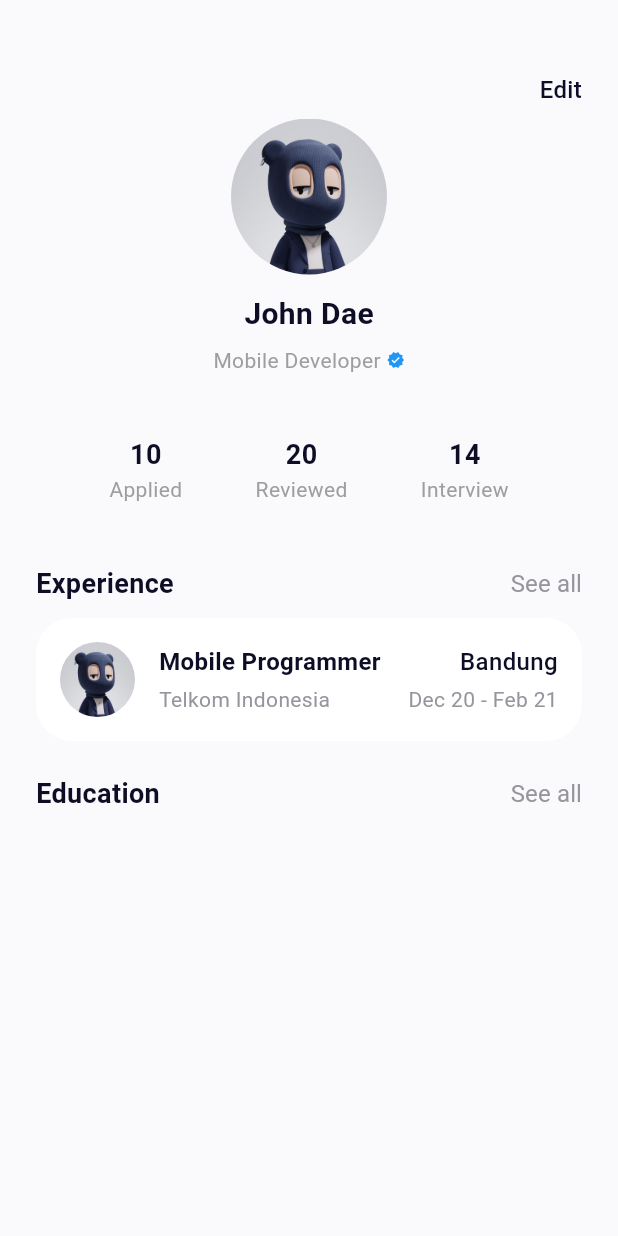
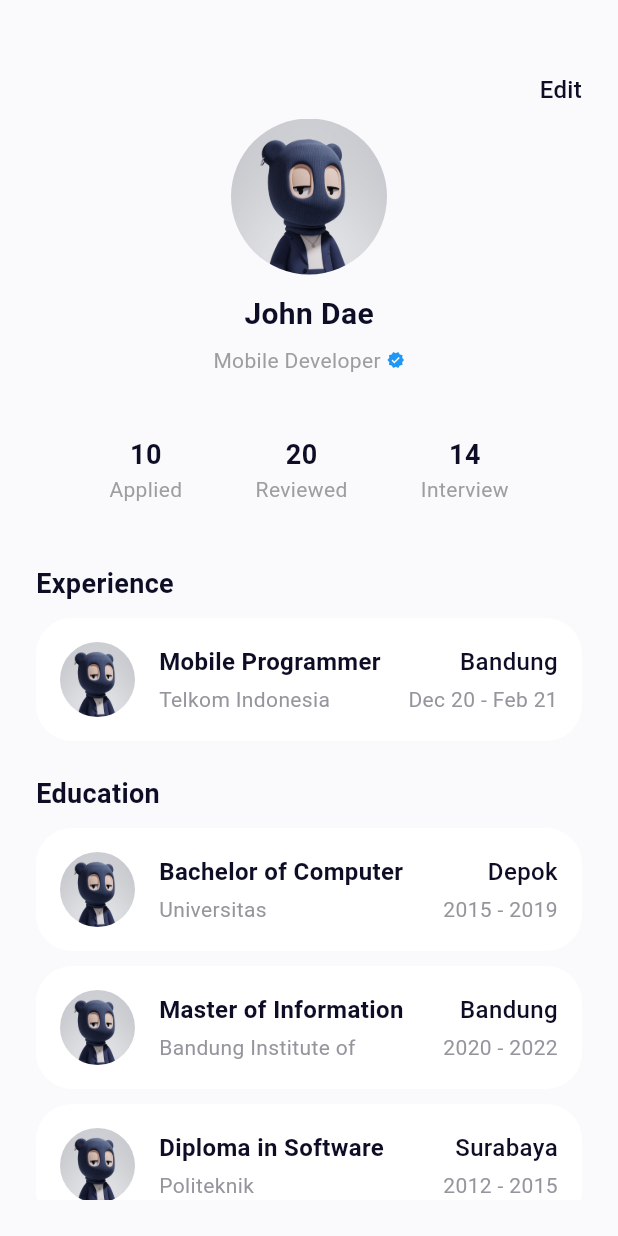
Before and after one commit to fauzihub13/employme, a Flutter app: the ProfilePage screen opened directly, on a phone screen of 412 x 824 dp. Run offline on Flutter 3.47's test engine with Material 3 defaults, Android fonts, the phone set to English and light mode, and no system bars; our stand-ins replace firebase_core, flutter_svg, smooth_page_indicator, timeline_tile; accounts and stored records are empty.

Commit message:
feat: ui job applied history, experience and educatoin

```diff
--- a/lib/presentation/profile/pages/profile_page.dart
+++ b/lib/presentation/profile/pages/profile_page.dart
@@ -1,5 +1,6 @@
 import 'package:employme/core/components/card_job.dart';
 import 'package:employme/core/components/title_section.dart';
+import 'package:employme/presentation/job/pages/job_applied_history_page.dart';
 import 'package:flutter/material.dart';
 
 class ProfilePage extends StatefulWidget {
@@ -10,11 +11,47 @@
 }
 
 class _ProfilePageState extends State<ProfilePage> {
+  List<Map<String, dynamic>> jobExperiences = [
+    {
+      'image': 'assets/images/avatar.jpg',
+      'experienceTitle': 'Mobile Programmer',
+      'experienceCompany': 'Telkom Indonesia',
+      'experienceLocation': 'Bandung Barat',
+      'experienceDate': 'Dec 20 - Feb 21',
+    },
+  ];
+
+  List<Map<String, dynamic>> educationList = [
+    {
+      'image': 'assets/images/avatar.jpg',
+      'experienceTitle': 'Bachelor of Computer Science',
+      'experienceCompany': 'Universitas Indonesia',
+      'experienceLocation': 'Depok',
+      'experienceDate': '2015 - 2019',
+    },
+    {
+      'image': 'assets/images/avatar.jpg',
+      'experienceTitle': 'Master of Information Technology',
+      'experienceCompany': 'Bandung Institute of Technology',
+      'experienceLocation': 'Bandung',
+      'experienceDate': '2020 - 2022',
+    },
+    {
+      'image': 'assets/images/avatar.jpg',
+      'experienceTitle': 'Diploma in Software Engineering',
+      'experienceCompany': 'Politeknik Elektronika Negeri Surabaya',
+      'experienceLocation': 'Surabaya',
+      'experienceDate': '2012 - 2015',
+    },
+  ];
+
   @override
   Widget build(BuildContext context) {
     return Scaffold(
-      body: Padding(
+      body: SafeArea(
+        child: Padding(
           padding: const EdgeInsets.symmetric(horizontal: 24, vertical: 24),
+          child: SingleChildScrollView(
             child: Column(
               crossAxisAlignment: CrossAxisAlignment.start,
               children: [
@@ -74,7 +111,14 @@
                         ],
                       ),
                       const SizedBox(height: 40),
-                  Row(
+                      GestureDetector(
+                        onTap: () {
+                          Navigator.push(context,
+                              MaterialPageRoute(builder: (context) {
+                            return JobAppliedHistoryPage();
+                          }));
+                        },
+                        child: Row(
                           mainAxisAlignment: MainAxisAlignment.spaceEvenly,
                           children: [
                             Column(
@@ -133,28 +177,58 @@
                             ),
                           ],
                         ),
+                      ),
                       const SizedBox(height: 40),
-                  Column(
-                    children: [
-                      TitleSection(title: 'Experience'),
+                      TitleSection(
+                        title: 'Experience',
+                        canPress: false,
+                      ),
                       const SizedBox(height: 10),
-                      CardJob(
-                          image: 'assets/images/avatar.jpg',
-                          experienceTitle: 'Mobile Programmer',
-                          experiencecompany: 'Telkom Indonesia',
-                          experienceLocation: 'Bandung Barat',
-                          experienceDate: 'Dec 20 - Feb 21'),
+                      ListView.builder(
+                          physics: const NeverScrollableScrollPhysics(),
+                          shrinkWrap: true,
+                          itemCount: jobExperiences.length,
+                          itemBuilder: (context, index) {
+                            final job = jobExperiences[index];
+                            return CardJob(
+                                image: job['image'],
+                                experienceTitle: job['experienceTitle'],
+                                experiencecompany: job['experienceCompany'],
+                                experienceLocation: job['experienceLocation'],
+                                experienceDate: job['experienceDate']);
+                          }),
                       const SizedBox(height: 22),
-                      TitleSection(title: 'Education'),
+                      TitleSection(
+                        title: 'Education',
+                        canPress: false,
+                      ),
                       const SizedBox(height: 10),
-                    ],
-                  ),
+                      ListView.builder(
+                          physics: const NeverScrollableScrollPhysics(),
+                          shrinkWrap: true,
+                          itemCount: educationList.length,
+                          itemBuilder: (context, index) {
+                            final education = educationList[index];
+                            return Padding(
+                              padding: const EdgeInsets.only(bottom: 10),
+                              child: CardJob(
+                                  image: education['image'],
+                                  experienceTitle: education['experienceTitle'],
+                                  experiencecompany:
+                                      education['experienceCompany'],
+                                  experienceLocation:
+                                      education['experienceLocation'],
+                                  experienceDate: education['experienceDate']),
+                            );
+                          })
                     ],
                   ),
                 ),
               ],
             ),
           ),
+        ),
+      ),
     );
   }
 }
```
Also changed, not shown: lib/presentation/job/pages/job_applied_history_page.dart (added, +194 -0 lines), lib/presentation/job/widgets/job_status.dart (+18 -7 lines). Lines whose indentation alone changed are shown as unchanged.
